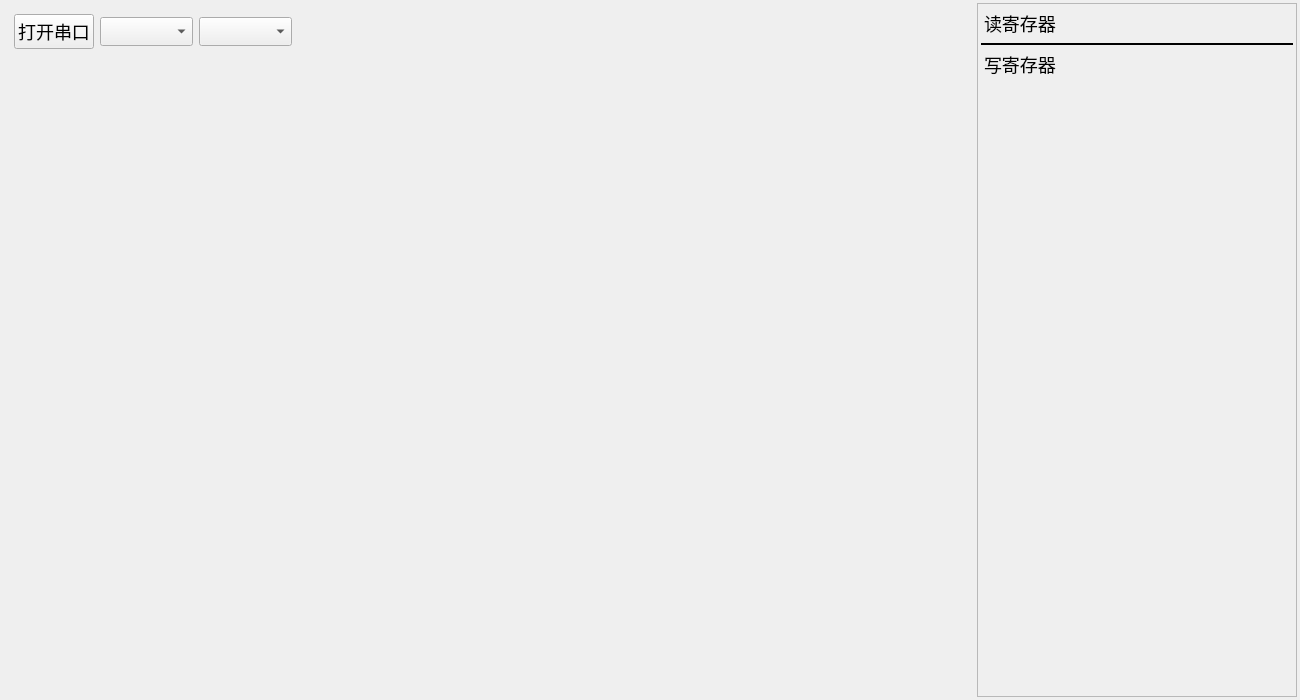
Above: mainwindow.ui from yangzigy/modbus_tool before the change. Below: the same form after it.
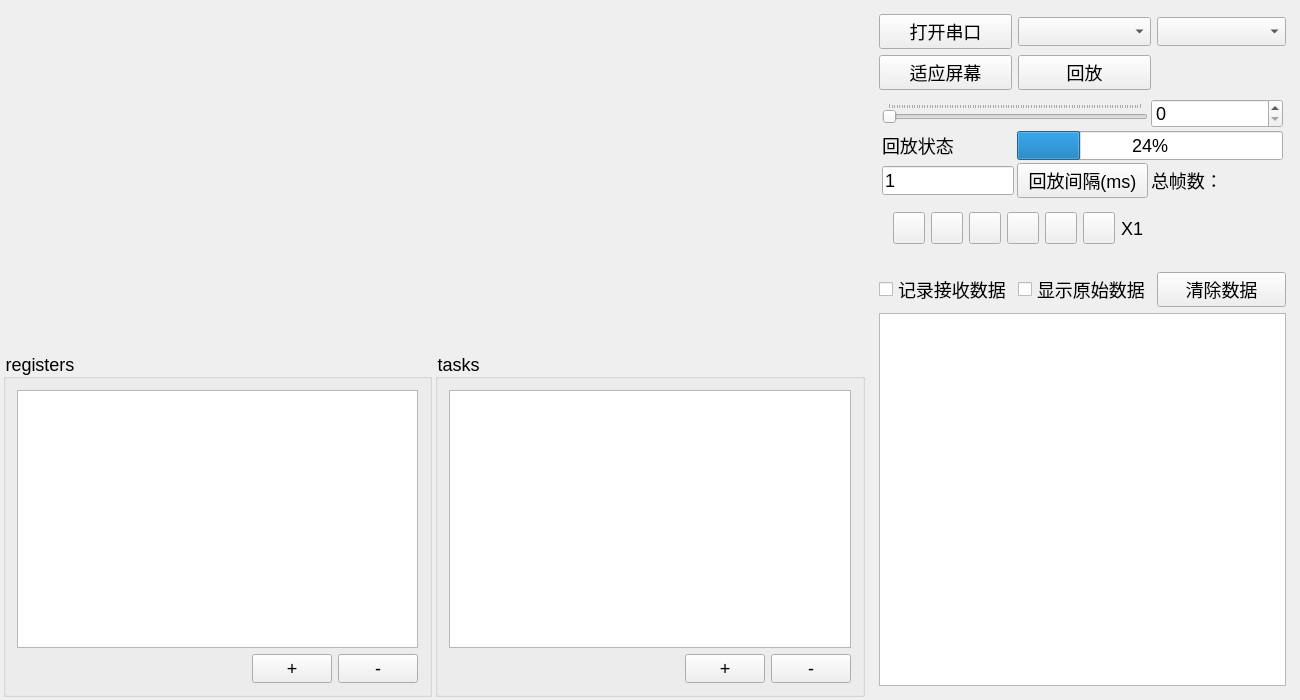
That is the form after the change. Icons and pictures are not drawn.

What changed in the file:
```diff
--- a/mainwindow.ui
+++ b/mainwindow.ui
@@ -23,7 +23,7 @@
    <string notr="true">*{font: 18px;}</string>
   </property>
   <widget class="QWidget" name="centralWidget">
-   <layout class="QGridLayout" name="gridLayout_2" rowstretch="0,1,0" rowminimumheight="0,0,0">
+   <layout class="QGridLayout" name="gridLayout_2" rowstretch="1,1" columnstretch="1,1,1">
     <property name="leftMargin">
      <number>3</number>
     </property>
@@ -39,150 +39,17 @@
     <property name="spacing">
      <number>3</number>
     </property>
-    <item row="0" column="1" rowspan="3">
-     <widget class="QScrollArea" name="scrollArea">
-      <property name="sizePolicy">
-       <sizepolicy hsizetype="Preferred" vsizetype="Expanding">
-        <horstretch>0</horstretch>
-        <verstretch>0</verstretch>
-       </sizepolicy>
-      </property>
+    <item row="0" column="0" colspan="2">
+     <widget class="QWidget" name="widget" native="true">
       <property name="minimumSize">
        <size>
-        <width>320</width>
-        <height>0</height>
+        <width>0</width>
+        <height>100</height>
        </size>
       </property>
-      <property name="maximumSize">
-       <size>
-        <width>300</width>
-        <height>16777215</height>
-       </size>
-      </property>
-      <property name="horizontalScrollBarPolicy">
-       <enum>Qt::ScrollBarAlwaysOff</enum>
-      </property>
-      <property name="widgetResizable">
-       <bool>true</bool>
-      </property>
-      <widget class="QWidget" name="scrollAreaWidgetContents">
-       <property name="geometry">
-        <rect>
-         <x>0</x>
-         <y>0</y>
-         <width>318</width>
-         <height>692</height>
-        </rect>
-       </property>
-       <layout class="QGridLayout" name="gridLayout_3">
-        <property name="leftMargin">
-         <number>3</number>
-        </property>
-        <property name="topMargin">
-         <number>3</number>
-        </property>
-        <property name="rightMargin">
-         <number>3</number>
-        </property>
-        <property name="bottomMargin">
-         <number>3</number>
-        </property>
-        <property name="spacing">
-         <number>3</number>
-        </property>
-        <item row="3" column="0" colspan="3">
-         <widget class="QWidget" name="widget_writereg" native="true">
-          <layout class="QGridLayout" name="gridLayout_4">
-           <property name="leftMargin">
-            <number>3</number>
-           </property>
-           <property name="topMargin">
-            <number>3</number>
-           </property>
-           <property name="rightMargin">
-            <number>3</number>
-           </property>
-           <property name="bottomMargin">
-            <number>3</number>
-           </property>
-           <property name="spacing">
-            <number>3</number>
-           </property>
-           <item row="0" column="0">
-            <widget class="QLabel" name="label_3">
-             <property name="text">
-              <string>写寄存器</string>
-             </property>
-            </widget>
-           </item>
-          </layout>
-         </widget>
-        </item>
-        <item row="6" column="1">
-         <spacer name="verticalSpacer">
-          <property name="orientation">
-           <enum>Qt::Vertical</enum>
-          </property>
-          <property name="sizeHint" stdset="0">
-           <size>
-            <width>20</width>
-            <height>40</height>
-           </size>
-          </property>
-         </spacer>
-        </item>
-        <item row="1" column="0" colspan="3">
-         <widget class="QWidget" name="widget_read_reg" native="true">
-          <layout class="QGridLayout" name="gridLayout">
-           <property name="leftMargin">
-            <number>3</number>
-           </property>
-           <property name="topMargin">
-            <number>3</number>
-           </property>
-           <property name="rightMargin">
-            <number>3</number>
-           </property>
-           <property name="bottomMargin">
-            <number>3</number>
-           </property>
-           <property name="spacing">
-            <number>3</number>
-           </property>
-           <item row="0" column="0">
-            <widget class="QLabel" name="label">
-             <property name="text">
-              <string>读寄存器</string>
-             </property>
-            </widget>
-           </item>
-          </layout>
-         </widget>
-        </item>
-        <item row="2" column="0" colspan="3">
-         <widget class="QLabel" name="label_2">
-          <property name="maximumSize">
-           <size>
-            <width>16777215</width>
-            <height>2</height>
-           </size>
-          </property>
-          <property name="styleSheet">
-           <string notr="true">*{background-color: rgb(0, 0, 0);}
-
-
-</string>
-          </property>
-          <property name="text">
-           <string/>
-          </property>
-         </widget>
-        </item>
-       </layout>
-      </widget>
      </widget>
     </item>
-    <item row="0" column="0">
+    <item row="0" column="2" rowspan="2">
      <widget class="QWidget" name="widget_ctrl" native="true">
       <property name="sizePolicy">
        <sizepolicy hsizetype="Preferred" vsizetype="Preferred">
@@ -191,59 +58,412 @@
        </sizepolicy>
       </property>
       <layout class="QGridLayout" name="gridLayout_5">
-       <item row="0" column="0">
+       <item row="0" column="2">
         <widget class="QPushButton" name="bt_open_uart">
          <property name="text">
           <string>打开串口</string>
          </property>
         </widget>
        </item>
-       <item row="0" column="1">
-        <widget class="QComboBox" name="cb_uart"/>
-       </item>
-       <item row="0" column="2">
+       <item row="0" column="4">
         <widget class="QComboBox" name="cb_baud"/>
        </item>
        <item row="0" column="3">
-        <spacer name="horizontalSpacer">
-         <property name="orientation">
-          <enum>Qt::Horizontal</enum>
+        <widget class="QComboBox" name="cb_uart"/>
+       </item>
+       <item row="3" column="4">
+        <widget class="QPushButton" name="pushButton_5">
+         <property name="text">
+          <string>清除数据</string>
          </property>
-         <property name="sizeHint" stdset="0">
+        </widget>
+       </item>
+       <item row="3" column="2">
+        <widget class="QCheckBox" name="checkBox">
+         <property name="text">
+          <string>记录接收数据</string>
+         </property>
+        </widget>
+       </item>
+       <item row="3" column="3">
+        <widget class="QCheckBox" name="checkBox_2">
+         <property name="text">
+          <string>显示原始数据</string>
+         </property>
+        </widget>
+       </item>
+       <item row="1" column="2">
+        <widget class="QPushButton" name="bt_fitscreen">
+         <property name="text">
+          <string>适应屏幕</string>
+         </property>
+        </widget>
+       </item>
+       <item row="4" column="2" colspan="3">
+        <widget class="QTextEdit" name="textEdit"/>
+       </item>
+       <item row="2" column="2" colspan="3">
+        <widget class="QWidget" name="widget_replay" native="true">
+         <property name="minimumSize">
           <size>
-           <width>40</width>
-           <height>20</height>
+           <width>0</width>
+           <height>100</height>
           </size>
          </property>
-        </spacer>
+         <layout class="QGridLayout" name="gridLayout_4" columnstretch="1,1,1">
+          <property name="leftMargin">
+           <number>3</number>
+          </property>
+          <property name="topMargin">
+           <number>3</number>
+          </property>
+          <property name="rightMargin">
+           <number>3</number>
+          </property>
+          <property name="spacing">
+           <number>3</number>
+          </property>
+          <item row="1" column="2">
+           <widget class="QSpinBox" name="spin_replay"/>
+          </item>
+          <item row="1" column="0" colspan="2">
+           <widget class="QSlider" name="hs_replay">
+            <property name="orientation">
+             <enum>Qt::Horizontal</enum>
+            </property>
+            <property name="tickPosition">
+             <enum>QSlider::TicksAbove</enum>
+            </property>
+           </widget>
+          </item>
+          <item row="2" column="1" colspan="2">
+           <widget class="QProgressBar" name="prog_replay">
+            <property name="value">
+             <number>24</number>
+            </property>
+           </widget>
+          </item>
+          <item row="3" column="2">
+           <widget class="QLabel" name="lb_total_frame">
+            <property name="text">
+             <string>总帧数：</string>
+            </property>
+           </widget>
+          </item>
+          <item row="3" column="1">
+           <widget class="QPushButton" name="bt_replay_interval">
+            <property name="text">
+             <string>回放间隔(ms)</string>
+            </property>
+           </widget>
+          </item>
+          <item row="3" column="0">
+           <widget class="QLineEdit" name="le_replay_interval">
+            <property name="text">
+             <string>1</string>
+            </property>
+           </widget>
+          </item>
+          <item row="4" column="0" colspan="3">
+           <widget class="QWidget" name="widget_2" native="true">
+            <property name="minimumSize">
+             <size>
+              <width>0</width>
+              <height>50</height>
+             </size>
+            </property>
+            <layout class="QGridLayout" name="gridLayout">
+             <item row="0" column="4">
+              <widget class="QPushButton" name="bt_replay_end">
+               <property name="minimumSize">
+                <size>
+                 <width>32</width>
+                 <height>32</height>
+                </size>
+               </property>
+               <property name="maximumSize">
+                <size>
+                 <width>32</width>
+                 <height>32</height>
+                </size>
+               </property>
+               <property name="text">
+                <string/>
+               </property>
+               <property name="icon">
+                <iconset resource="img.qrc">
+                 <normaloff>:/img/5.PNG</normaloff>:/img/5.PNG</iconset>
+               </property>
+               <property name="iconSize">
+                <size>
+                 <width>32</width>
+                 <height>32</height>
+                </size>
+               </property>
+              </widget>
+             </item>
+             <item row="0" column="2">
+              <widget class="QPushButton" name="bt_replay_play">
+               <property name="minimumSize">
+                <size>
+                 <width>32</width>
+                 <height>32</height>
+                </size>
+               </property>
+               <property name="maximumSize">
+                <size>
+                 <width>32</width>
+                 <height>32</height>
+                </size>
+               </property>
+               <property name="text">
+                <string/>
+               </property>
+               <property name="icon">
+                <iconset resource="img.qrc">
+                 <normaloff>:/img/3.PNG</normaloff>
+                 <normalon>:/img/3.1.PNG</normalon>:/img/3.PNG</iconset>
+               </property>
+               <property name="iconSize">
+                <size>
+                 <width>32</width>
+                 <height>32</height>
+                </size>
+               </property>
+               <property name="checkable">
+                <bool>true</bool>
+               </property>
+              </widget>
+             </item>
+             <item row="0" column="0">
+              <widget class="QPushButton" name="bt_replay_home">
+               <property name="minimumSize">
+                <size>
+                 <width>32</width>
+                 <height>32</height>
+                </size>
+               </property>
+               <property name="maximumSize">
+                <size>
+                 <width>32</width>
+                 <height>32</height>
+                </size>
+               </property>
+               <property name="text">
+                <string/>
+               </property>
+               <property name="icon">
+                <iconset resource="img.qrc">
+                 <normaloff>:/img/1.PNG</normaloff>:/img/1.PNG</iconset>
+               </property>
+               <property name="iconSize">
+                <size>
+                 <width>32</width>
+                 <height>32</height>
+                </size>
+               </property>
+              </widget>
+             </item>
+             <item row="0" column="1">
+              <widget class="QPushButton" name="bt_replay_slow">
+               <property name="minimumSize">
+                <size>
+                 <width>32</width>
+                 <height>32</height>
+                </size>
+               </property>
+               <property name="maximumSize">
+                <size>
+                 <width>32</width>
+                 <height>32</height>
+                </size>
+               </property>
+               <property name="text">
+                <string/>
+               </property>
+               <property name="icon">
+                <iconset resource="img.qrc">
+                 <normaloff>:/img/2.PNG</normaloff>:/img/2.PNG</iconset>
+               </property>
+               <property name="iconSize">
+                <size>
+                 <width>32</width>
+                 <height>32</height>
+                </size>
+               </property>
+              </widget>
+             </item>
+             <item row="0" column="3">
+              <widget class="QPushButton" name="bt_replay_speedup">
+               <property name="minimumSize">
+                <size>
+                 <width>32</width>
+                 <height>32</height>
+                </size>
+               </property>
+               <property name="maximumSize">
+                <size>
+                 <width>32</width>
+                 <height>32</height>
+                </size>
+               </property>
+               <property name="text">
+                <string/>
+               </property>
+               <property name="icon">
+                <iconset resource="img.qrc">
+                 <normaloff>:/img/4.PNG</normaloff>:/img/4.PNG</iconset>
+               </property>
+               <property name="iconSize">
+                <size>
+                 <width>32</width>
+                 <height>32</height>
+                </size>
+               </property>
+              </widget>
+             </item>
+             <item row="0" column="5">
+              <widget class="QPushButton" name="bt_replay_circle">
+               <property name="minimumSize">
+                <size>
+                 <width>32</width>
+                 <height>32</height>
+                </size>
+               </property>
+               <property name="maximumSize">
+                <size>
+                 <width>32</width>
+                 <height>32</height>
+                </size>
+               </property>
+               <property name="text">
+                <string/>
+               </property>
+               <property name="icon">
+                <iconset resource="img.qrc">
+                 <normaloff>:/img/6.PNG</normaloff>
+                 <normalon>:/img/6.1.PNG</normalon>:/img/6.PNG</iconset>
+               </property>
+               <property name="iconSize">
+                <size>
+                 <width>32</width>
+                 <height>32</height>
+                </size>
+               </property>
+               <property name="checkable">
+                <bool>true</bool>
+               </property>
+               <property name="checked">
+                <bool>false</bool>
+               </property>
+              </widget>
+             </item>
+             <item row="0" column="6">
+              <widget class="QLabel" name="lb_replay_v">
+               <property name="text">
+                <string>X1  </string>
+               </property>
+              </widget>
+             </item>
+            </layout>
+           </widget>
+          </item>
+          <item row="2" column="0">
+           <widget class="QLabel" name="lb_replay_stat">
+            <property name="text">
+             <string>回放状态</string>
+            </property>
+           </widget>
+          </item>
+         </layout>
+        </widget>
+       </item>
+       <item row="1" column="3">
+        <widget class="QPushButton" name="bt_replay">
+         <property name="text">
+          <string>回放</string>
+         </property>
+        </widget>
        </item>
       </layout>
      </widget>
     </item>
     <item row="1" column="0">
-     <widget class="QWidget" name="widget" native="true">
-      <property name="minimumSize">
-       <size>
-        <width>0</width>
-        <height>100</height>
-       </size>
+     <widget class="QGroupBox" name="groupBox_2">
+      <property name="title">
+       <string>registers</string>
       </property>
+      <layout class="QGridLayout" name="gridLayout">
+       <item row="1" column="2">
+        <widget class="QPushButton" name="pushButton_2">
+         <property name="text">
+          <string>-</string>
+         </property>
+        </widget>
+       </item>
+       <item row="1" column="1">
+        <widget class="QPushButton" name="pushButton">
+         <property name="text">
+          <string>+</string>
+         </property>
+        </widget>
+       </item>
+       <item row="1" column="0">
+        <spacer name="horizontalSpacer">
+         <property name="orientation">
+          <enum>Qt::Horizontal</enum>
+         </property>
+         <property name="sizeHint" stdset="0">
+          <size>
+           <width>40</width>
+           <height>20</height>
+          </size>
+         </property>
+        </spacer>
+       </item>
+       <item row="0" column="0" colspan="3">
+        <widget class="QTableWidget" name="tableWidget"/>
+       </item>
+      </layout>
      </widget>
     </item>
-    <item row="2" column="0">
-     <widget class="QWidget" name="widget_2" native="true">
-      <property name="minimumSize">
-       <size>
-        <width>0</width>
-        <height>30</height>
-       </size>
+    <item row="1" column="1">
+     <widget class="QGroupBox" name="groupBox_3">
+      <property name="title">
+       <string>tasks</string>
       </property>
-      <property name="maximumSize">
-       <size>
-        <width>16777215</width>
-        <height>30</height>
-       </size>
-      </property>
+      <layout class="QGridLayout" name="gridLayout_3">
+       <item row="1" column="1">
+        <widget class="QPushButton" name="pushButton_4">
+         <property name="text">
+          <string>+</string>
+         </property>
+        </widget>
+       </item>
+       <item row="0" column="0" colspan="3">
+        <widget class="QTableWidget" name="tableWidget_2"/>
+       </item>
+       <item row="1" column="0">
+        <spacer name="horizontalSpacer_2">
+         <property name="orientation">
+          <enum>Qt::Horizontal</enum>
+         </property>
+         <property name="sizeHint" stdset="0">
+          <size>
+           <width>40</width>
+           <height>20</height>
+          </size>
+         </property>
+        </spacer>
+       </item>
+       <item row="1" column="2">
+        <widget class="QPushButton" name="pushButton_3">
+         <property name="text">
+          <string>-</string>
+         </property>
+        </widget>
+       </item>
+      </layout>
      </widget>
     </item>
    </layout>
```
Left out of the diff: 4 changed lines with no effect on the pictures.
